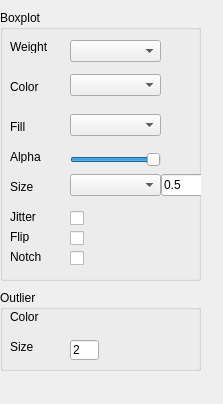
This is boxconfig.ui in jodijhouranda/Kalingga as Qt 5 draws it before an edit. The edited form follows.
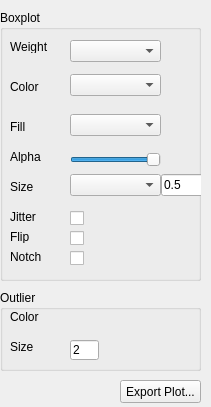
This is the edited form.

Commit message: Export Plot

What changed in the file:
```diff
--- a/boxconfig.ui
+++ b/boxconfig.ui
@@ -6,8 +6,8 @@
    <rect>
     <x>0</x>
     <y>0</y>
-    <width>223</width>
-    <height>404</height>
+    <width>211</width>
+    <height>407</height>
    </rect>
   </property>
   <property name="windowTitle">
@@ -380,6 +380,19 @@
     </property>
    </widget>
   </widget>
+  <widget class="QPushButton" name="pushButtonExport">
+   <property name="geometry">
+    <rect>
+     <x>120</x>
+     <y>380</y>
+     <width>81</width>
+     <height>23</height>
+    </rect>
+   </property>
+   <property name="text">
+    <string>Export Plot...</string>
+   </property>
+  </widget>
  </widget>
  <resources/>
  <connections/>
```
The commit also changes 18 other files.
